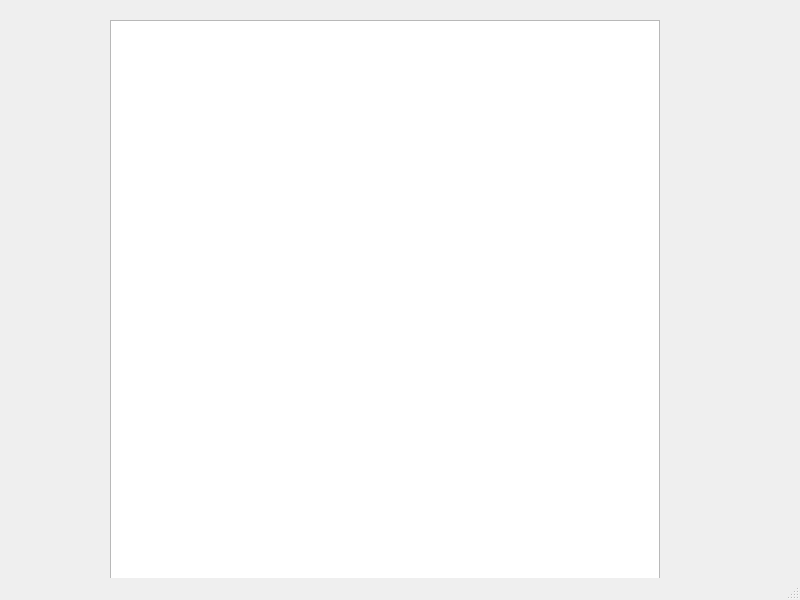
This is mainwindow.ui in hdlizcano/VideoGameMDH as Qt 5 draws it before an edit. The edited form follows.
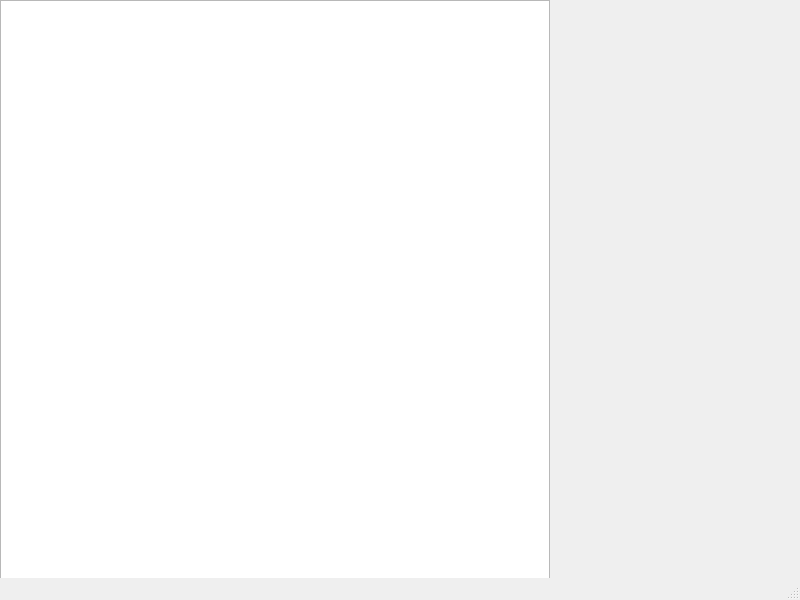
This is the edited form.

The edit to the form file:
```diff
--- a/mainwindow.ui
+++ b/mainwindow.ui
@@ -17,8 +17,8 @@
    <widget class="QGraphicsView" name="graphicsView">
     <property name="geometry">
      <rect>
-      <x>110</x>
-      <y>20</y>
+      <x>0</x>
+      <y>0</y>
       <width>550</width>
       <height>620</height>
      </rect>
```
Left out of the diff: 2 changed lines with no effect on the pictures.
